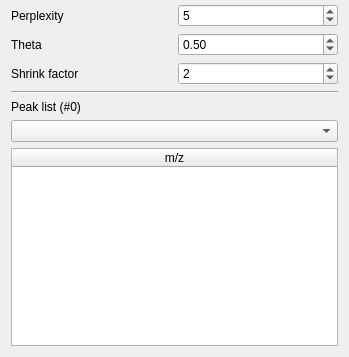
This is Plugins/org.mitk.gui.qt.m2.PeakPicking/src/internal/m2PeakPickingViewControls.ui in m2aia/m2aia as Qt 5 draws it before an edit; both pictures show x 0 to 349 and y 428 to 785 of the 349 by 785 pixel window. The edited form follows.
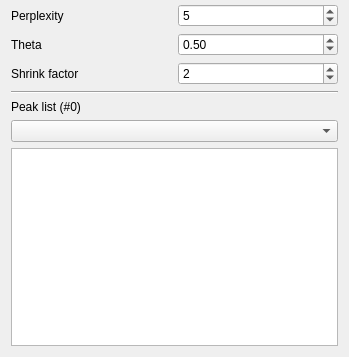
This is the edited form.

Commit message: remove datastorage query from data view

What changed in the file:
```diff
--- a/Plugins/org.mitk.gui.qt.m2.PeakPicking/src/internal/m2PeakPickingViewControls.ui
+++ b/Plugins/org.mitk.gui.qt.m2.PeakPicking/src/internal/m2PeakPickingViewControls.ui
@@ -340,6 +340,9 @@
      <property name="columnCount">
       <number>1</number>
      </property>
+     <attribute name="horizontalHeaderVisible">
+      <bool>false</bool>
+     </attribute>
      <attribute name="horizontalHeaderCascadingSectionResizes">
       <bool>false</bool>
      </attribute>
@@ -352,6 +355,9 @@
      <attribute name="horizontalHeaderStretchLastSection">
       <bool>true</bool>
      </attribute>
+     <attribute name="verticalHeaderVisible">
+      <bool>false</bool>
+     </attribute>
      <column>
       <property name="text">
        <string>m/z</string>
@@ -362,14 +368,6 @@
   </layout>
  </widget>
  <layoutdefault spacing="6" margin="11"/>
- <customwidgets>
-  <customwidget>
-   <class>QmitkMultiNodeSelectionWidget</class>
-   <extends>QWidget</extends>
-   <header>QmitkMultiNodeSelectionWidget.h</header>
-   <container>1</container>
-  </customwidget>
- </customwidgets>
  <resources/>
  <connections/>
 </ui>
```
The commit also changes 31 other files.
